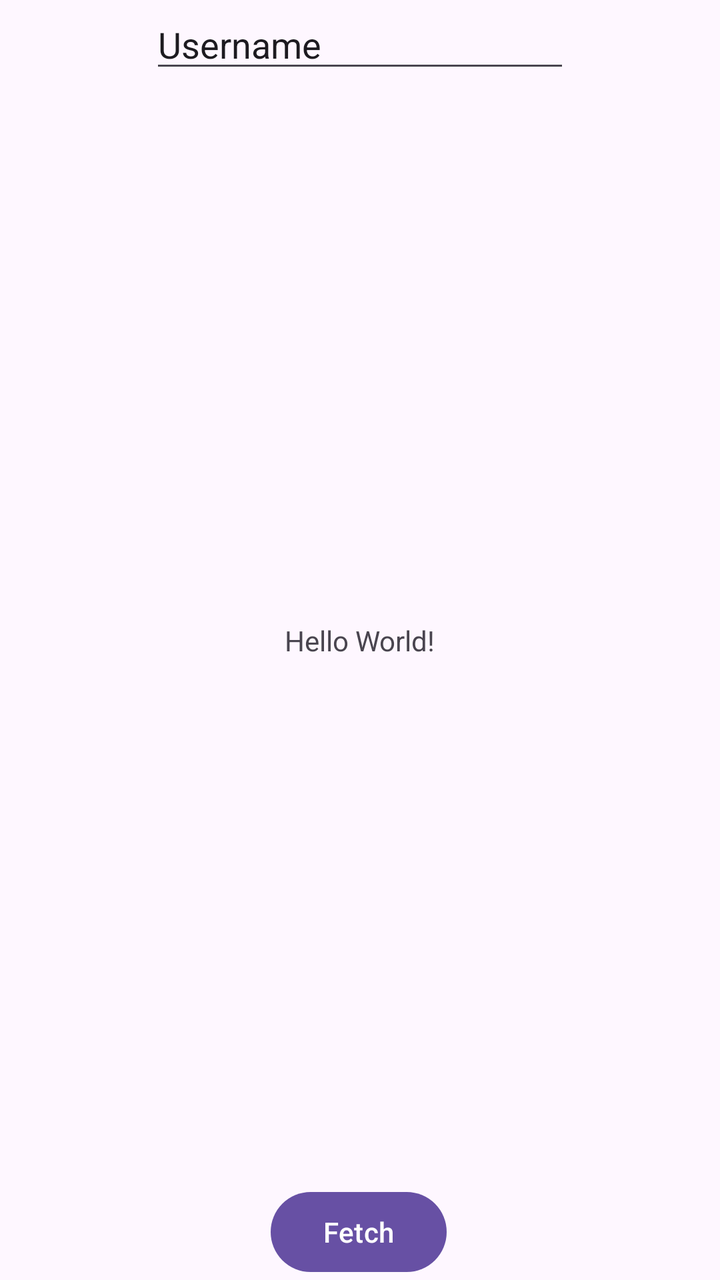
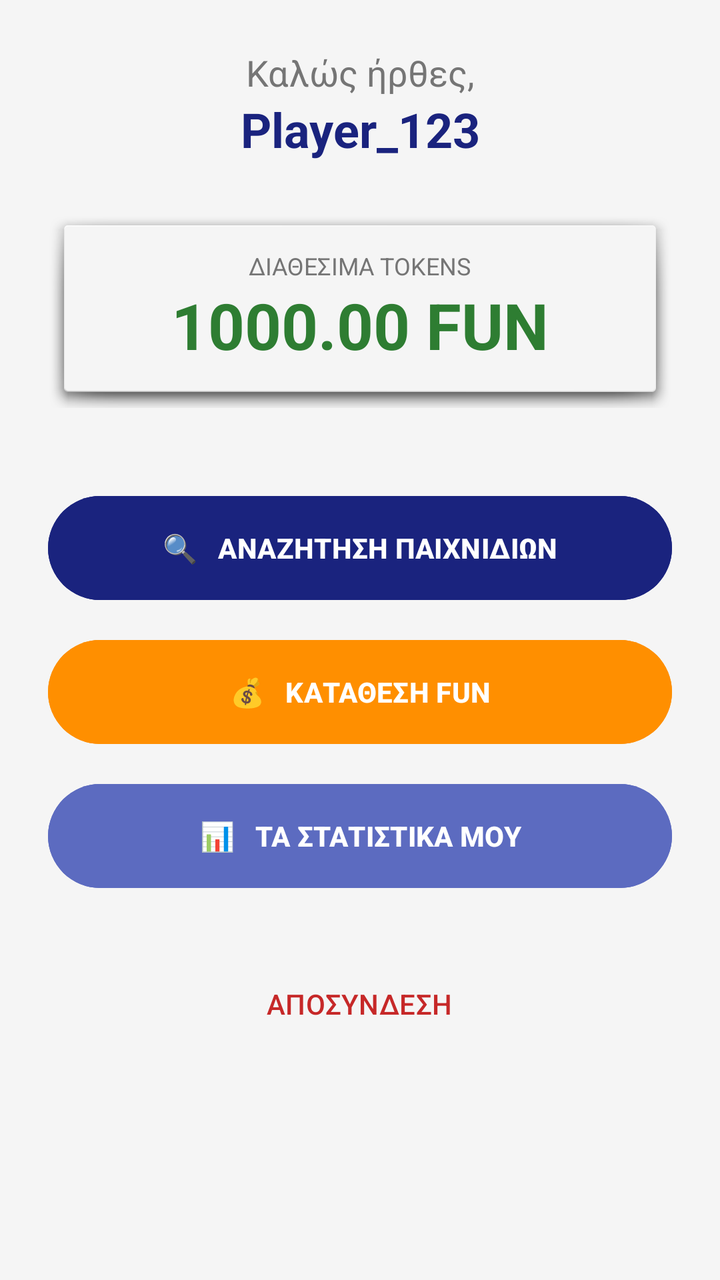

Before-and-after screenshots of an Android layout around one commit, followed by the original layout XML and the change that was made.
<!-- AndroidManifest.xml: application theme Theme.LuckyGames -->
<!-- res/layout/activity_main.xml -->
<?xml version="1.0" encoding="utf-8"?>
<androidx.constraintlayout.widget.ConstraintLayout xmlns:android="http://schemas.android.com/apk/res/android"
    xmlns:app="http://schemas.android.com/apk/res-auto"
    xmlns:tools="http://schemas.android.com/tools"
    android:id="@+id/main"
    android:layout_width="match_parent"
    android:layout_height="match_parent"
    tools:context=".MainActivity">

    <TextView
        android:layout_width="wrap_content"
        android:layout_height="wrap_content"
        android:text="Hello World!"
        app:layout_constraintBottom_toBottomOf="parent"
        app:layout_constraintEnd_toEndOf="parent"
        app:layout_constraintStart_toStartOf="parent"
        app:layout_constraintTop_toTopOf="parent" />

    <Button
        android:id="@+id/button"
        android:layout_width="wrap_content"
        android:layout_height="wrap_content"
        android:onClick="fetch"
        android:text="@string/fetch"
        app:layout_constraintBottom_toBottomOf="parent"
        app:layout_constraintEnd_toEndOf="parent"
        app:layout_constraintHorizontal_bias="0.498"
        app:layout_constraintStart_toStartOf="parent" />

    <EditText
        android:id="@+id/playerIdText"
        android:layout_width="wrap_content"
        android:layout_height="wrap_content"
        android:ems="10"
        android:inputType="text"
        android:onClick="handlePlayerIdText"
        android:text="@string/username"
        app:layout_constraintEnd_toEndOf="parent"
        app:layout_constraintStart_toStartOf="parent"
        app:layout_constraintTop_toTopOf="parent" />


</androidx.constraintlayout.widget.ConstraintLayout>
<!-- resources referenced by this layout -->
<resources>
  <string name="fetch">Fetch</string>
  <string name="username">Username</string>
  <style name="Theme.LuckyGames" parent="Base.Theme.LuckyGames" />
  <style name="Base.Theme.LuckyGames" parent="Theme.Material3.DayNight.NoActionBar">
          
          
      </style>
</resources>

<!-- the commit's change to res/layout/activity_main.xml (unified diff, before → after) -->
@@ -1,43 +1,107 @@
 <?xml version="1.0" encoding="utf-8"?>
-<androidx.constraintlayout.widget.ConstraintLayout xmlns:android="http://schemas.android.com/apk/res/android"
-    xmlns:app="http://schemas.android.com/apk/res-auto"
-    xmlns:tools="http://schemas.android.com/tools"
+<LinearLayout xmlns:android="http://schemas.android.com/apk/res/android"
     android:id="@+id/main"
     android:layout_width="match_parent"
     android:layout_height="match_parent"
-    tools:context=".MainActivity">
+    android:orientation="vertical"
+    android:background="#F5F5F5"
+    android:padding="24dp"
+    android:gravity="center_horizontal">
+
+    
+    <TextView
+        android:id="@+id/tvWelcome"
+        android:layout_width="match_parent"
+        android:layout_height="wrap_content"
+        android:gravity="center"
+        android:text="Καλώς ήρθες,"
+        android:textSize="18sp"
+        android:textColor="#757575" />
 
     <TextView
+        android:id="@+id/tvPlayerIdDisplay"
+        android:layout_width="match_parent"
+        android:layout_height="wrap_content"
+        android:gravity="center"
+        android:text="Player_123"
+        android:textSize="24sp"
+        android:textStyle="bold"
+        android:textColor="#1A237E"
+        android:layout_marginBottom="24dp" />
+
+    
+    <LinearLayout
+        android:layout_width="match_parent"
+        android:layout_height="wrap_content"
+        android:orientation="vertical"
+        android:background="@android:drawable/dialog_holo_light_frame"
+        android:padding="20dp"
+        android:layout_marginBottom="40dp"
+        android:gravity="center">
+
+        <TextView
+            android:layout_width="wrap_content"
+            android:layout_height="wrap_content"
+            android:text="ΔΙΑΘΕΣΙΜΑ TOKENS"
+            android:textSize="12sp"
+            android:textColor="#757575" />
+
+        <TextView
+            android:id="@+id/tvBalance"
+            android:layout_width="wrap_content"
+            android:layout_height="wrap_content"
+            android:text="1000.00 FUN"
+            android:textSize="32sp"
+            android:textStyle="bold"
+            android:textColor="#2E7D32" />
+    </LinearLayout>
+
+    
+    <Button
+        android:id="@+id/btnSearch"
+        android:layout_width="match_parent"
+        android:layout_height="wrap_content"
+        android:minHeight="60dp"
+        android:layout_marginBottom="12dp"
+        android:text="🔍   ΑΝΑΖΗΤΗΣΗ ΠΑΙΧΝΙΔΙΩΝ"
+        android:backgroundTint="#1A237E"
+        android:textColor="#FFFFFF"
+        android:textStyle="bold" />
+
+    
+    <Button
+        android:id="@+id/btnAddBalance"
+        android:layout_width="match_parent"
+        android:layout_height="wrap_content"
+        android:minHeight="60dp"
+        android:layout_marginBottom="12dp"
+        android:text="💰   ΚΑΤΑΘΕΣΗ FUN"
+        android:backgroundTint="#FF8F00"
+        android:textColor="#FFFFFF"
+        android:textStyle="bold" />
+
+    
+    <Button
+        android:id="@+id/btnStats"
+        android:layout_width="match_parent"
+        android:layout_height="wrap_content"
+        android:minHeight="60dp"
+        android:layout_marginBottom="30dp"
+        android:text="📊   ΤΑ ΣΤΑΤΙΣΤΙΚΑ ΜΟΥ"
+        android:backgroundTint="#5C6BC0"
+        android:textColor="#FFFFFF"
+        android:textStyle="bold" />
+
+    
+    <Button
+        android:id="@+id/btnLogout"
         android:layout_width="wrap_content"
         android:layout_height="wrap_content"
-        android:text="Hello World!"
-        app:layout_constraintBottom_toBottomOf="parent"
-        app:layout_constraintEnd_toEndOf="parent"
-        app:layout_constraintStart_toStartOf="parent"
-        app:layout_constraintTop_toTopOf="parent" />
+        android:minHeight="48dp"
+        android:minWidth="120dp"
+        android:text="ΑΠΟΣΥΝΔΕΣΗ"
+        android:backgroundTint="@android:color/transparent"
+        android:textColor="#C62828"
+        android:textSize="14sp" />
 
-    <Button
-        android:id="@+id/button"
-        android:layout_width="wrap_content"
-        android:layout_height="wrap_content"
-        android:onClick="fetch"
-        android:text="@string/fetch"
-        app:layout_constraintBottom_toBottomOf="parent"
-        app:layout_constraintEnd_toEndOf="parent"
-        app:layout_constraintHorizontal_bias="0.498"
-        app:layout_constraintStart_toStartOf="parent" />
-
-    <EditText
-        android:id="@+id/playerIdText"
-        android:layout_width="wrap_content"
-        android:layout_height="wrap_content"
-        android:ems="10"
-        android:inputType="text"
-        android:onClick="handlePlayerIdText"
-        android:text="@string/username"
-        app:layout_constraintEnd_toEndOf="parent"
-        app:layout_constraintStart_toStartOf="parent"
-        app:layout_constraintTop_toTopOf="parent" />
-
-
-</androidx.constraintlayout.widget.ConstraintLayout>
+</LinearLayout>
<!-- resource entries referenced after the edit -->
@@ -1,7 +1,5 @@
 <!-- resources referenced by this layout -->
 <resources>
-  <string name="fetch">Fetch</string>
-  <string name="username">Username</string>
   <style name="Theme.LuckyGames" parent="Base.Theme.LuckyGames" />
   <style name="Base.Theme.LuckyGames" parent="Theme.Material3.DayNight.NoActionBar">
           
